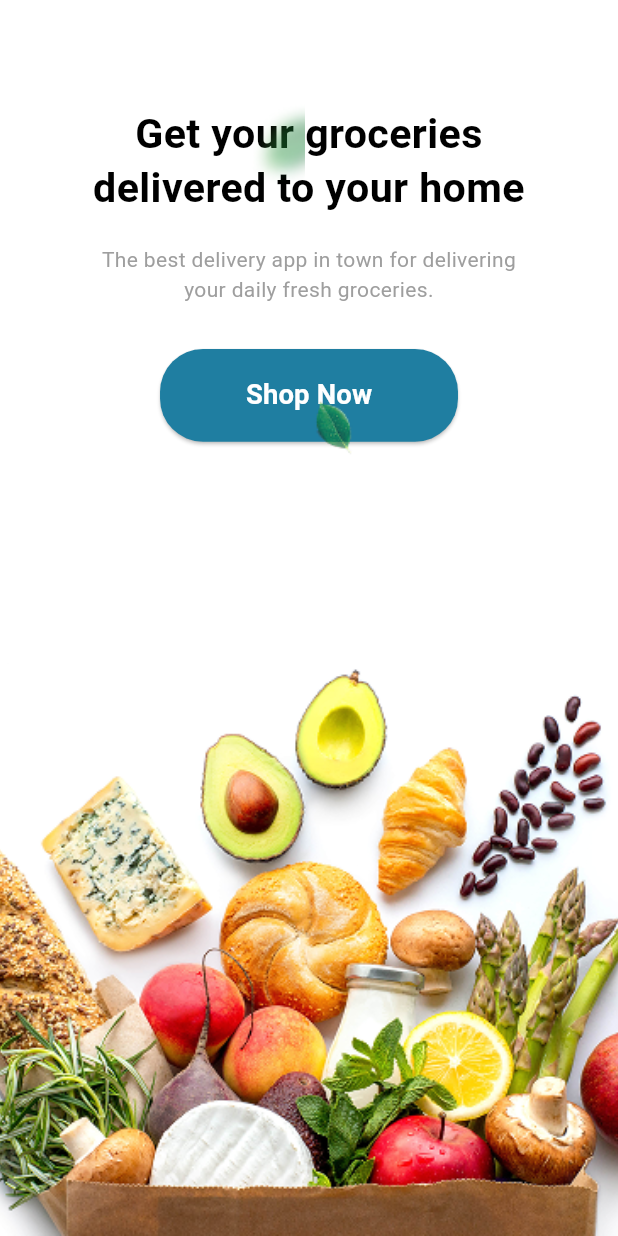
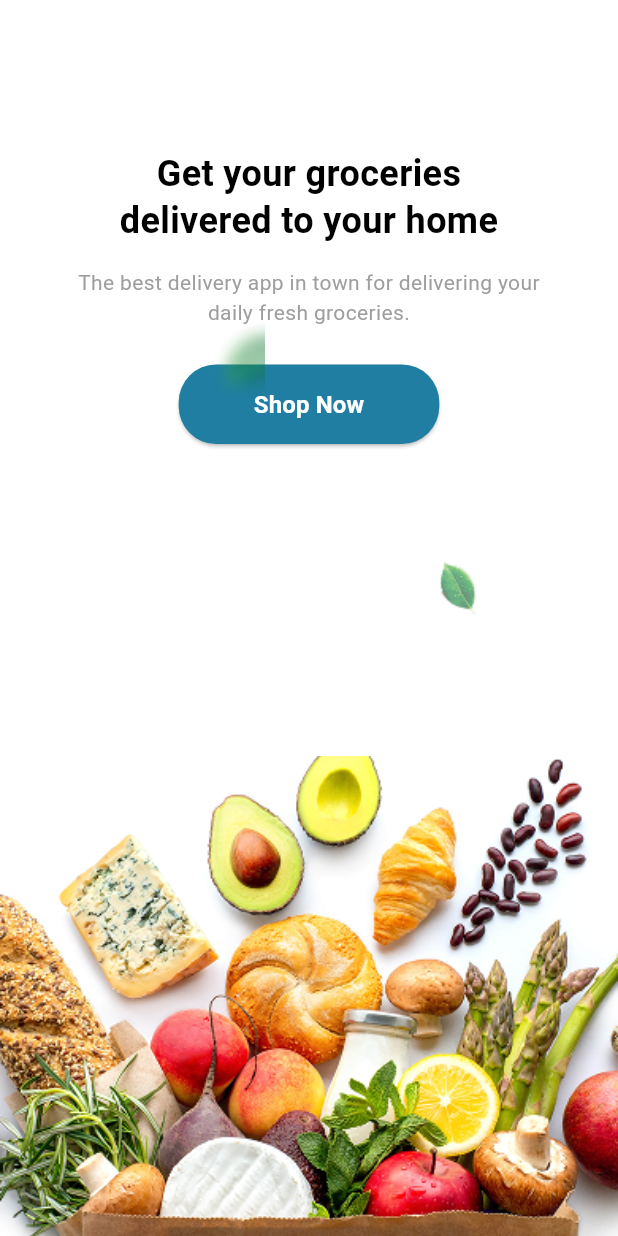
Before and after one commit to balan-ur-buddy/vegicious, a Flutter app: the screen it shows after launch, on a phone screen of 412 x 824 dp. Run offline on Flutter 3.47's test engine with Material 3 defaults, Android fonts, the phone set to English and light mode, and no system bars; our stand-ins replace flutter_screenutil, lottie; Roboto replaces fonts that are missing (montserrat).

Commit message:
About screen

```diff
--- a/lib/features/about/aboutscreen.dart
+++ b/lib/features/about/aboutscreen.dart
@@ -21,21 +21,20 @@ class AboutScreen extends StatelessWidget{
   Widget aboutStackLeafTemplate(double bottom, bool isLeft){
     return  Positioned(
       bottom: bottom,
-      left: isLeft ? 30.w : 0,
-      right: isLeft ? 0 : 40.w,
+      left: !isLeft ? 200.w : 0,
+      right: !isLeft ? 0 : 100.w,
       child: Image.asset(
-        isLeft ? 'assets/images/leaf.png' : 'assets/images/leafblur.png',
-        width: isLeft ? 24.w : 20.w,
+        !isLeft ? 'assets/images/leaf.png' : 'assets/images/leafblur.png',
+        width: !isLeft ? 24.w : 20.w,
       ),
     );
   }
 
   Widget aboutStackMainContainer(){
-    return SafeArea(
-        child: Column(
+    return Column(
       crossAxisAlignment: CrossAxisAlignment.center,
       children: [
-            SizedBox(height: 60.h,),
+        SizedBox(height: 100.h,),
         Padding(
           padding: EdgeInsetsGeometry.symmetric(horizontal: 40.w),
           child: Text(
@@ -96,7 +95,6 @@ class AboutScreen extends StatelessWidget{
         )
 
       ],
-        )
     );
   }
 
--- a/lib/main.dart
+++ b/lib/main.dart
@@ -12,8 +12,9 @@ class MyApp extends StatelessWidget {
   // This widget is the root of your application.
   @override
   Widget build(BuildContext context) {
+    final Size size = MediaQuery.of(context).size;
     return ScreenUtilInit(
-      designSize: const Size(360,690),
+      designSize: Size(size.width,size.height),
       minTextAdapt: true,
       splitScreenMode: true,
       child: MaterialApp(
```
Lines whose indentation alone changed are shown as unchanged.
